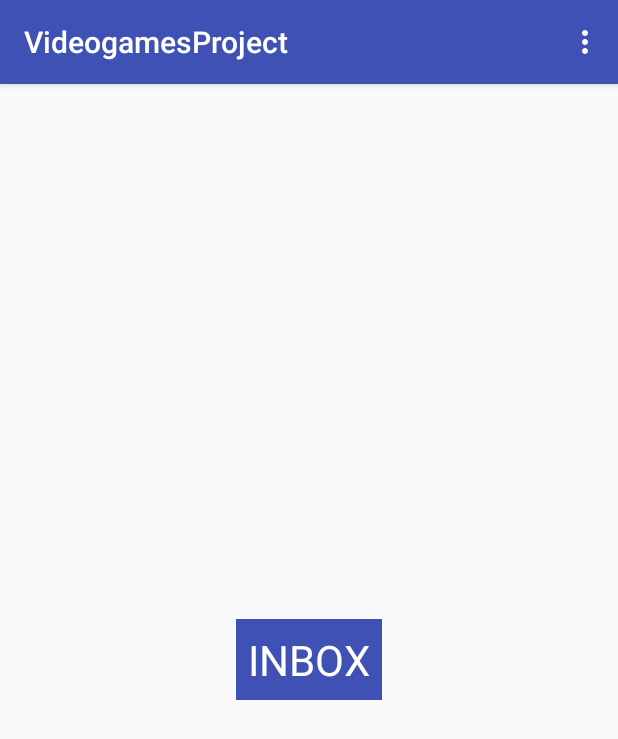
After one commit to Cese93/VideogamesProject, an Android app: the fragment VideogamesFragment placed in its activity, on a phone screen of 412 x 824 dp. The commit adds this screen. Shown: the top 739 px of the screen. Run offline under Robolectric (Android 15) with nearby library versions, the phone set to English and light mode, and no system bars; our stand-ins replace Firebase (no records; nobody signed in at launch, a user with empty details on screens opened directly); libraries missing offline, so code that uses them is left out: com.firebase.client; 1 statement that could not run was skipped.

Commit message:
NavigationDrawer completo, da testare

```diff
--- /dev/null
+++ b/app/src/main/java/com/example/erik/videogamesproject/VideogamesFragment.java
@@ -0,0 +1,20 @@
+package com.example.erik.videogamesproject;
+
+import android.support.v4.app.Fragment;
+import android.os.Bundle;
+import android.view.LayoutInflater;
+import android.view.View;
+import android.view.ViewGroup;
+
+/**
+ * Created by Erik on 12/10/2016.
+ */
+
+public class VideogamesFragment extends Fragment {
+
+    @Override
+    public View onCreateView(LayoutInflater inflater, ViewGroup container, Bundle savedInstanceState) {
+        View v = inflater.inflate(R.layout.videogames_fragment,container,false);
+        return v;
+    }
+}
--- a/app/src/main/res/layout/activity_home.xml
+++ b/app/src/main/res/layout/activity_home.xml
@@ -1,16 +1,38 @@
 <?xml version="1.0" encoding="utf-8"?>
-<RelativeLayout xmlns:android="http://schemas.android.com/apk/res/android"
+<android.support.v4.widget.DrawerLayout xmlns:android="http://schemas.android.com/apk/res/android"
     xmlns:tools="http://schemas.android.com/tools"
+    xmlns:app="http://schemas.android.com/apk/res-auto"
+    android:id="@+id/drawer"
     android:layout_width="match_parent"
     android:layout_height="match_parent"
-    android:paddingBottom="@dimen/activity_vertical_margin"
-    android:paddingLeft="@dimen/activity_horizontal_margin"
-    android:paddingRight="@dimen/activity_horizontal_margin"
-    android:paddingTop="@dimen/activity_vertical_margin"
-    tools:context="com.example.erik.videogamesproject.HomeActivity">
+    android:fitsSystemWindows="true"
+    tools:context=".HomeActivity">
 
-    <TextView
+    <LinearLayout
+        android:layout_height="match_parent"
+        android:layout_width="match_parent"
+        android:orientation="vertical">
+
+        <FrameLayout
+            android:id="@+id/frame"
+            android:layout_width="match_parent"
+            android:layout_height="match_parent">
+        </FrameLayout>
+
+
+        <TextView
+            android:layout_width="wrap_content"
+            android:layout_height="wrap_content"
+            android:text="Hello World!" />
+
+    </LinearLayout>
+
+
+    <android.support.design.widget.NavigationView
+        android:id="@+id/navigation_view"
+        android:layout_height="match_parent"
         android:layout_width="wrap_content"
-        android:layout_height="wrap_content"
-        android:text="Hello World!" />
-</RelativeLayout>
+        android:layout_gravity="start"
+        app:headerLayout="@layout/header"
+        app:menu="@menu/menu_drawer" />
+</android.support.v4.widget.DrawerLayout>
--- /dev/null
+++ b/app/src/main/res/layout/videogames_fragment.xml
@@ -0,0 +1,17 @@
+<?xml version="1.0" encoding="utf-8"?>
+<RelativeLayout xmlns:android="http://schemas.android.com/apk/res/android"
+    android:orientation="vertical" android:layout_width="match_parent"
+    android:layout_height="match_parent">
+
+    <TextView
+        android:layout_width="wrap_content"
+        android:layout_height="wrap_content"
+        android:text="INBOX"
+        android:padding="8dp"
+        android:textColor="#fff"
+        android:background="@color/colorPrimary"
+        android:textSize="28sp"
+        android:id="@+id/textView"
+        android:layout_centerVertical="true"
+        android:layout_centerHorizontal="true" />
+</RelativeLayout>
--- a/app/src/main/res/values/strings.xml
+++ b/app/src/main/res/values/strings.xml
@@ -1,3 +1,5 @@
 <resources>
     <string name="app_name">VideogamesProject</string>
+    <string name="openDrawer">Open drawer</string>
+    <string name="closeDrawer">Close drawer</string>
 </resources>
```
Also changed, not shown: app/src/main/java/com/example/erik/videogamesproject/HomeActivity.java (+85 -0 lines).
